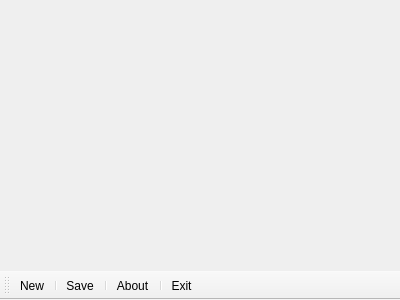
Above: ctwrt.ui from Conight/CPWRT before the change. Below: the same form after it.
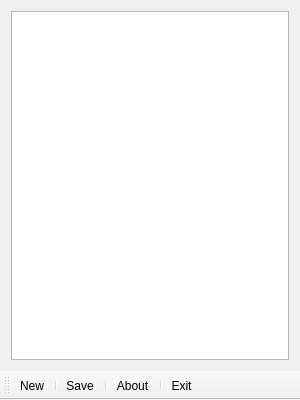
That is the form after the change.

Diff of the .ui file:
```diff
--- a/ctwrt.ui
+++ b/ctwrt.ui
@@ -6,14 +6,20 @@
    <rect>
     <x>0</x>
     <y>0</y>
-    <width>400</width>
-    <height>300</height>
+    <width>300</width>
+    <height>400</height>
    </rect>
   </property>
   <property name="windowTitle">
    <string>CTWRT</string>
   </property>
-  <widget class="QWidget" name="centralWidget"/>
+  <widget class="QWidget" name="centralWidget">
+   <layout class="QGridLayout" name="gridLayout">
+    <item row="0" column="0">
+     <widget class="QTextEdit" name="textEdit"/>
+    </item>
+   </layout>
+  </widget>
   <widget class="QToolBar" name="mainToolBar">
    <attribute name="toolBarArea">
     <enum>BottomToolBarArea</enum>
```
